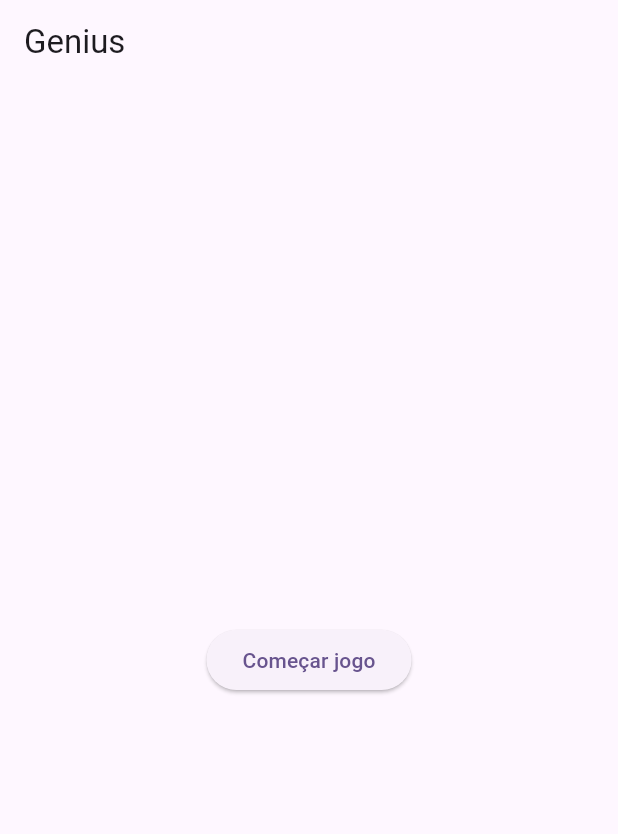
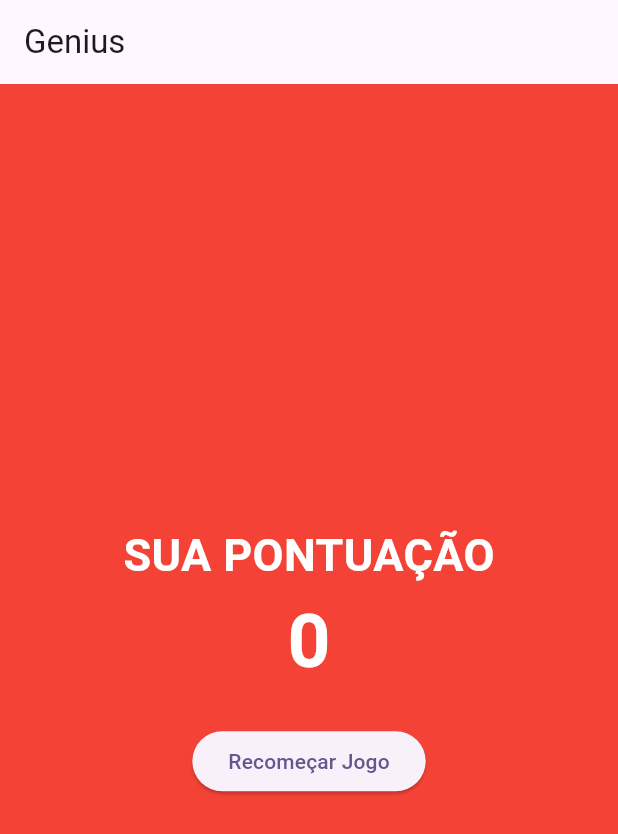
Before and after one commit to DiogoMaraschi/jogoLince, a Flutter app: the screen it shows after launch, on a phone screen of 412 x 824 dp. Shown: the top 834 px of the screen. Run offline on Flutter 3.47's test engine with Material 3 defaults, Android fonts, the light colour scheme and no system bars.

Commit message:
feat: tela com resultado ao perder

```diff
--- a/lib/estado.dart
+++ b/lib/estado.dart
@@ -42,8 +42,6 @@ class Estado with ChangeNotifier {
     await Future.delayed(const Duration(milliseconds: 500));
 
     for (final cor in listaCombinacao) {
-      print(cor);
-      print('----');
       corPiscando = cor;
       notifyListeners();
 
@@ -68,6 +66,7 @@ class Estado with ChangeNotifier {
       print('vc perdeu');
       return;
     }
+    pontuacao++;
 
     if (contadorUsuario == listaCombinacao.length - 1) {
       contadorUsuario = 0;
@@ -82,4 +81,4 @@ class Estado with ChangeNotifier {
   }
 }
 
-enum EstadoJogo { jogando, perdeu, mostrando }
+enum EstadoJogo { iniciar, jogando, perdeu, mostrando }
--- a/lib/main.dart
+++ b/lib/main.dart
@@ -15,8 +15,12 @@ class MyApp extends StatelessWidget {
   @override
   Widget build(BuildContext context) {
     return MaterialApp(
+      debugShowCheckedModeBanner: false,
       title: 'Genius',
-      theme: ThemeData(colorScheme: .fromSeed(seedColor: Colors.deepPurple)),
+      theme: ThemeData(
+        colorScheme: .fromSeed(seedColor: Colors.deepPurple),
+        scaffoldBackgroundColor: Colors.black,
+      ),
       home: const MyHomePage(),
     );
   }
@@ -32,52 +36,130 @@ class MyHomePage extends StatelessWidget {
 
       body: Consumer<Estado>(
         builder: (context, state, child) {
-          if (state.estadoJogo == EstadoJogo.perdeu) {
+          // Tela inicial / perdeu
+          if (state.estadoJogo == EstadoJogo.iniciar) {
             return Center(
               child: ElevatedButton(
                 onPressed: state.iniciarJogo,
                 child: const Text('Começar jogo'),
               ),
             );
+          } else if (state.estadoJogo == EstadoJogo.perdeu) {
+            return Scaffold(
+              backgroundColor: Colors.red,
+              body: Center(
+                child: Column(
+                  mainAxisAlignment: MainAxisAlignment.center,
+                  children: [
+                    Text(
+                      'SUA PONTUAÇÃO',
+                      style: const TextStyle(
+                        color: Colors.white,
+                        fontSize: 30,
+                        fontWeight: FontWeight.bold,
+                      ),
+                    ),
+                    Text(
+                      '${state.pontuacao}',
+                      style: const TextStyle(
+                        color: Colors.white,
+                        fontSize: 50,
+                        fontWeight: FontWeight.bold,
+                      ),
+                    ),
+                    SizedBox(height: 20),
+                    ElevatedButton(
+                      onPressed: state.iniciarJogo,
+                      child: Text('Recomeçar Jogo'),
+                    ),
+                  ],
+                ),
+              ),
+            );
           }
 
+          // Jogo
           return Column(
-            mainAxisAlignment: MainAxisAlignment.center,
             children: [
-              Row(
-                mainAxisAlignment: MainAxisAlignment.center,
+              Expanded(
+                child: Center(
+                  child: SizedBox(
+                    width: 360,
+                    height: 360,
+                    child: Stack(
+                      alignment: Alignment.center,
                       children: [
-                  Botao(
+                        // Vermelho
+                        Positioned(
+                          top: 5,
+                          left: 5,
+                          child: Botao(
                             cor: Cores.red,
                             clicavel: state.clicavel,
                             devePiscar: state.corPiscando == Cores.red,
                             funcaoBotao: () => state.recebeClique(Cores.red),
                           ),
-                  Botao(
+                        ),
+
+                        // Verde
+                        Positioned(
+                          top: 5,
+                          right: 5,
+                          child: Botao(
                             cor: Cores.green,
                             clicavel: state.clicavel,
                             devePiscar: state.corPiscando == Cores.green,
                             funcaoBotao: () => state.recebeClique(Cores.green),
                           ),
-                ],
                         ),
 
-              Row(
-                mainAxisAlignment: MainAxisAlignment.center,
-                children: [
-                  Botao(
+                        // Azul
+                        Positioned(
+                          bottom: 5,
+                          left: 5,
+                          child: Botao(
                             cor: Cores.blue,
                             clicavel: state.clicavel,
                             devePiscar: state.corPiscando == Cores.blue,
                             funcaoBotao: () => state.recebeClique(Cores.blue),
                           ),
-                  Botao(
+                        ),
+
+                        // Amarelo
+                        Positioned(
+                          bottom: 5,
+                          right: 5,
+                          child: Botao(
                             cor: Cores.yellow,
                             clicavel: state.clicavel,
                             devePiscar: state.corPiscando == Cores.yellow,
                             funcaoBotao: () => state.recebeClique(Cores.yellow),
                           ),
+                        ),
+
+                        // Centro
+                        Container(
+                          width: 130,
+                          height: 130,
+                          decoration: const BoxDecoration(
+                            shape: BoxShape.circle,
+                            color: Colors.black,
+                          ),
+                          child: Center(
+                            child: Text(
+                              '${state.pontuacao}',
+                              style: const TextStyle(
+                                color: Colors.white,
+                                fontSize: 50,
+                                fontWeight: FontWeight.bold,
+                              ),
+                            ),
+                          ),
+                        ),
                       ],
+                    ),
+                  ),
+                ),
               ),
             ],
           );
--- a/lib/ui/botao.dart
+++ b/lib/ui/botao.dart
@@ -1,5 +1,5 @@
+import 'package:untitled/model/cores.dart';
 import 'package:flutter/material.dart';
-import 'package:untitled/model/cores.dart';
 
 class Botao extends StatelessWidget {
   const Botao({
@@ -16,16 +16,21 @@ class Botao extends StatelessWidget {
   final VoidCallback funcaoBotao;
 
   Color get corAtual {
-    return devePiscar ? cor.color : cor.color.withValues(alpha: 0.5);
+    return devePiscar ? cor.color : cor.color.withValues(alpha: 0.6);
   }
 
   @override
   Widget build(BuildContext context) {
     return SizedBox(
-      width: 200,
-      height: 200,
+      width: 170,
+      height: 170,
       child: TextButton(
-        style: ButtonStyle(backgroundColor: WidgetStatePropertyAll(corAtual)),
+        style: ButtonStyle(
+          backgroundColor: WidgetStatePropertyAll(corAtual),
+          shape: WidgetStatePropertyAll(
+            RoundedRectangleBorder(borderRadius: BorderRadius.circular(50)),
+          ),
+        ),
         onPressed: clicavel ? funcaoBotao : null,
         child: const SizedBox(),
       ),
```
Lines whose indentation alone changed are shown as unchanged.
